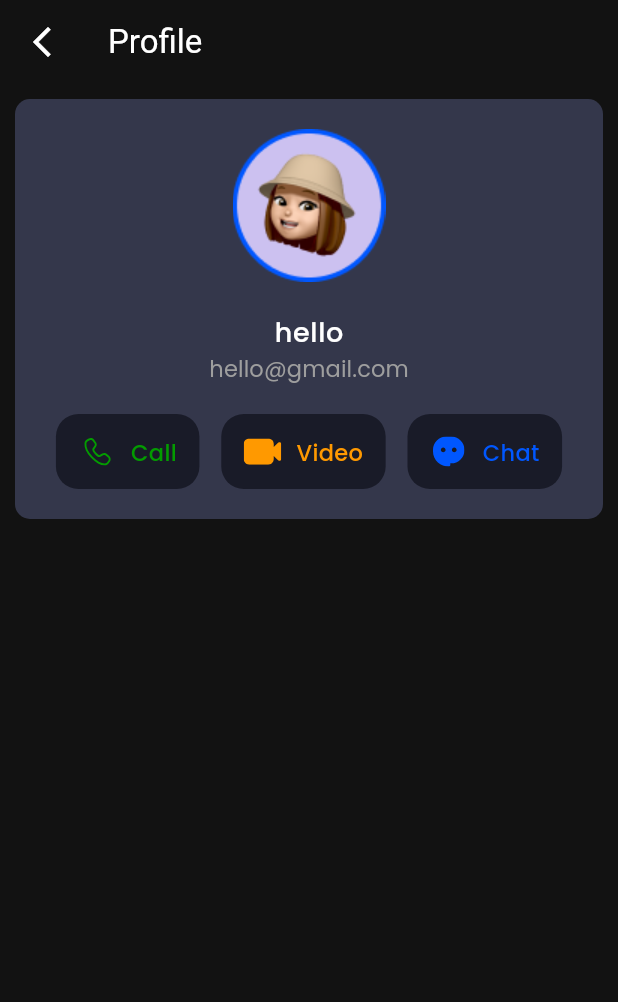
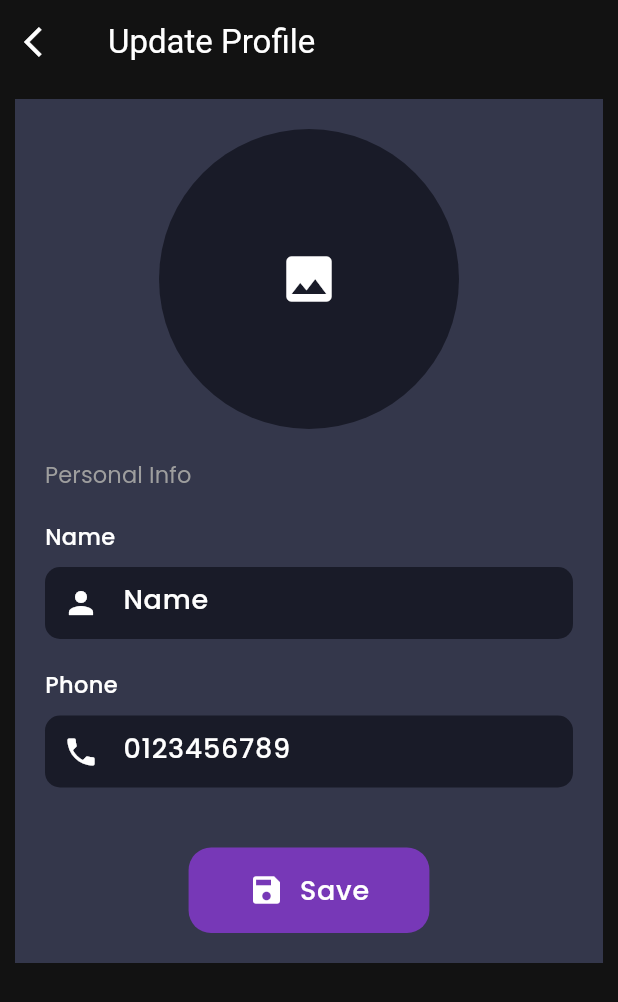
Before and after one commit to Rohan-Beta/chatapp, a Flutter app: the screen it shows after launch, on a phone screen of 412 x 824 dp. Shown: the top 1002 px of the screen. Run offline on Flutter 3.47's test engine with Material 3 defaults, Android fonts, the light colour scheme and no system bars; our stand-ins replace firebase_auth, firebase_core, flutter_svg, get, lottie, slide_to_act; accounts and stored records are empty.

Commit message:
feat: add profile update screen

```diff
--- a/lib/main.dart
+++ b/lib/main.dart
@@ -3,6 +3,7 @@
 import 'package:chatapp/screens/Auth/auth_screen.dart';
 import 'package:chatapp/screens/home/home_screen.dart';
 import 'package:chatapp/screens/profile/profile_screen.dart';
+import 'package:chatapp/screens/profile/update_profile_screen.dart';
 import 'package:chatapp/utils/Themes.dart';
 import 'package:chatapp/utils/screen_route.dart';
 import 'package:firebase_core/firebase_core.dart';
@@ -42,7 +43,7 @@ class MyApp extends StatelessWidget {
       theme: lightTheme,
       darkTheme: darkTheme,
       themeMode: ThemeMode.dark,
-      home: ProfileScreen(),
+      home: UpdateProfileScreen(),
       // home: SplashScreen(),
       getPages: screenRoute,
     );
--- a/lib/screens/home/home_screen.dart
+++ b/lib/screens/home/home_screen.dart
@@ -50,7 +50,7 @@ class _HomeScreenState extends State<HomeScreen> {
     return Scaffold(
       // extendBodyBehindAppBar: true,
       appBar: AppBar(
-        // automaticallyImplyLeading: false,
+        automaticallyImplyLeading: false,
         title: Text(
           AppTexts.appName,
           // style: Theme.of(context).textTheme.headlineSmall,
--- a/lib/screens/home/home_widget/chat_list_widget.dart
+++ b/lib/screens/home/home_widget/chat_list_widget.dart
@@ -14,6 +14,8 @@ class ChatListWidget extends StatelessWidget {
   @override
   Widget build(BuildContext context) {
     return ListView(
+      scrollDirection: Axis.vertical,
+      shrinkWrap: true,
       children: [
         Padding(
           padding: const EdgeInsets.only(left: 10, right: 10),
--- a/lib/screens/profile/profile_screen.dart
+++ b/lib/screens/profile/profile_screen.dart
@@ -1,9 +1,7 @@
 // ignore_for_file: prefer_const_constructors, prefer_const_literals_to_create_immutables
 
 import 'package:chatapp/screens/profile/profile_widget/user_info_widget.dart';
-import 'package:chatapp/utils/images.dart';
 import 'package:flutter/material.dart';
-import 'package:flutter_svg/svg.dart';
 import 'package:get/get.dart';
 
 class ProfileScreen extends StatefulWidget {
@@ -18,11 +16,21 @@ class _ProfileScreenState extends State<ProfileScreen> {
   Widget build(BuildContext context) {
     return Scaffold(
       appBar: AppBar(
+        actions: [
+          IconButton(
+            onPressed: () {
+              Get.toNamed("/updateProfileScreen");
+            },
+            icon: Icon(
+              Icons.edit,
+            ),
+          ),
+        ],
         backgroundColor: Colors.transparent,
         title: Text("Profile"),
         leading: IconButton(
           onPressed: () {
-            Get.offAllNamed("/homeScreen");
+            Get.toNamed("/homeScreen");
           },
           icon: Icon(
             Icons.arrow_back_ios_new,
@@ -35,6 +43,11 @@ class _ProfileScreenState extends State<ProfileScreen> {
           child: Column(
             children: [
               UserInfoWidget(),
+              Spacer(),
+              ElevatedButton(
+                onPressed: () {},
+                child: Text("Logout"),
+              ),
             ],
           ),
         ),
--- /dev/null
+++ b/lib/screens/profile/update_profile_screen.dart
@@ -0,0 +1,122 @@
+// ignore_for_file: prefer_const_constructors, avoid_unnecessary_containers, prefer_const_literals_to_create_immutables
+
+import 'package:chatapp/widgets/primary_button.dart';
+import 'package:flutter/material.dart';
+import 'package:get/get.dart';
+
+class UpdateProfileScreen extends StatefulWidget {
+  const UpdateProfileScreen({super.key});
+
+  @override
+  State<UpdateProfileScreen> createState() => _UpdateProfileScreenState();
+}
+
+class _UpdateProfileScreenState extends State<UpdateProfileScreen> {
+  @override
+  Widget build(BuildContext context) {
+    return Scaffold(
+      appBar: AppBar(
+        backgroundColor: Colors.transparent,
+        title: Text("Update Profile"),
+        leading: IconButton(
+          onPressed: () {
+            Get.offAllNamed("/profileScreen");
+          },
+          icon: Icon(Icons.arrow_back_ios),
+        ),
+      ),
+      body: SafeArea(
+        child: Padding(
+          padding: const EdgeInsets.all(10),
+          child: Column(
+            children: [
+              Container(
+                padding: EdgeInsets.all(20),
+                decoration: BoxDecoration(
+                  color: Theme.of(context).colorScheme.primaryContainer,
+                ),
+                child: Row(
+                  children: [
+                    Expanded(
+                      child: Column(
+                        children: [
+                          Container(
+                            width: 200,
+                            height: 200,
+                            decoration: BoxDecoration(
+                              color: Theme.of(context).colorScheme.background,
+                              borderRadius: BorderRadius.circular(100),
+                            ),
+                            child: Center(
+                              child: Icon(
+                                Icons.image,
+                                size: 40,
+                              ),
+                            ),
+                          ),
+                          SizedBox(height: 20),
+                          Row(
+                            children: [
+                              Text(
+                                "Personal Info",
+                                style: Theme.of(context).textTheme.labelLarge,
+                              ),
+                            ],
+                          ),
+                          SizedBox(height: 20),
+                          Row(
+                            children: [
+                              Text(
+                                "Name",
+                                style: Theme.of(context).textTheme.bodyMedium,
+                              ),
+                            ],
+                          ),
+                          SizedBox(height: 10),
+                          TextField(
+                            textInputAction: TextInputAction.next,
+                            decoration: InputDecoration(
+                                prefixIcon: Icon(Icons.person),
+                                hintText: "Name"),
+                          ),
+                          SizedBox(height: 20),
+                          Row(
+                            children: [
+                              Text(
+                                "Phone",
+                                style: Theme.of(context).textTheme.bodyMedium,
+                              ),
+                            ],
+                          ),
+                          SizedBox(height: 10),
+                          TextField(
+                            textInputAction: TextInputAction.next,
+                            decoration: InputDecoration(
+                              prefixIcon: Icon(Icons.phone),
+                              hintText: "0123456789",
+                            ),
+                          ),
+                          SizedBox(height: 40),
+                          Row(
+                            mainAxisAlignment: MainAxisAlignment.center,
+                            children: [
+                              PrimaryButton(
+                                buttonName: "Save",
+                                icon: Icons.save,
+                                onTap: () {},
+                              ),
+                            ],
+                          ),
+                        ],
+                      ),
+                    ),
+                  ],
+                ),
+              ),
+            ],
+          ),
+        ),
+      ),
+    );
+  }
+}
--- a/lib/utils/screen_route.dart
+++ b/lib/utils/screen_route.dart
@@ -4,6 +4,7 @@ import 'package:chatapp/screens/Auth/auth_screen.dart';
 import 'package:chatapp/screens/chat/chat_screen.dart';
 import 'package:chatapp/screens/home/home_screen.dart';
 import 'package:chatapp/screens/profile/profile_screen.dart';
+import 'package:chatapp/screens/profile/update_profile_screen.dart';
 import 'package:get/get.dart';
 
 var screenRoute = [
@@ -28,4 +29,9 @@ var screenRoute = [
     page: () => ProfileScreen(),
     transition: Transition.upToDown,
   ),
+  GetPage(
+    name: "/updateProfileScreen",
+    page: () => UpdateProfileScreen(),
+    transition: Transition.rightToLeft,
+  ),
 ];
```
